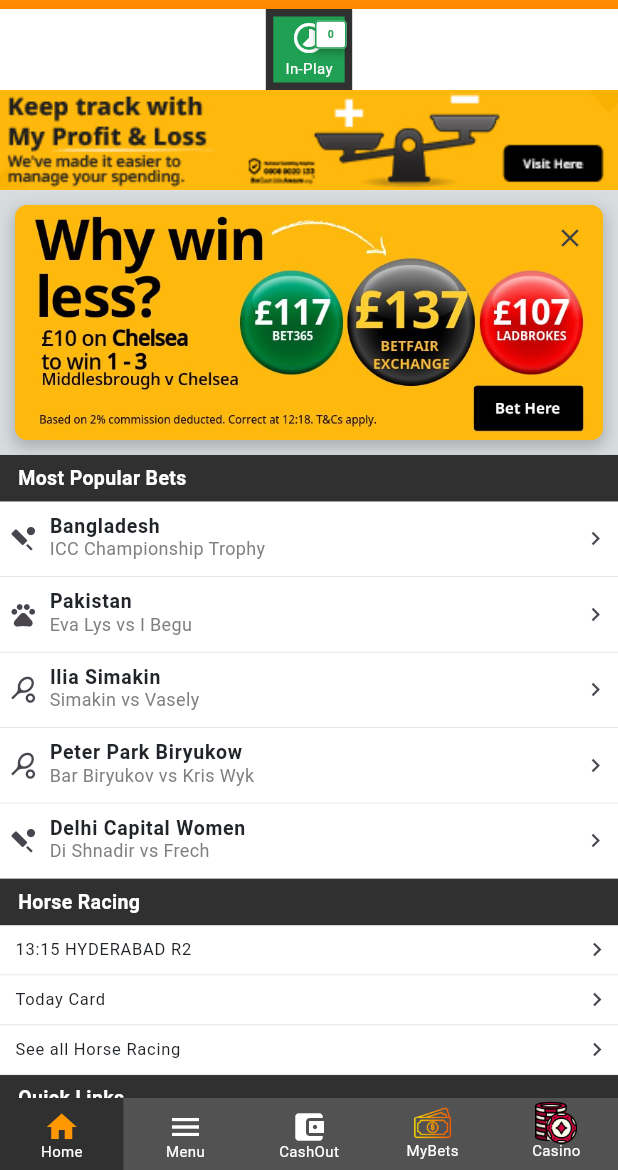
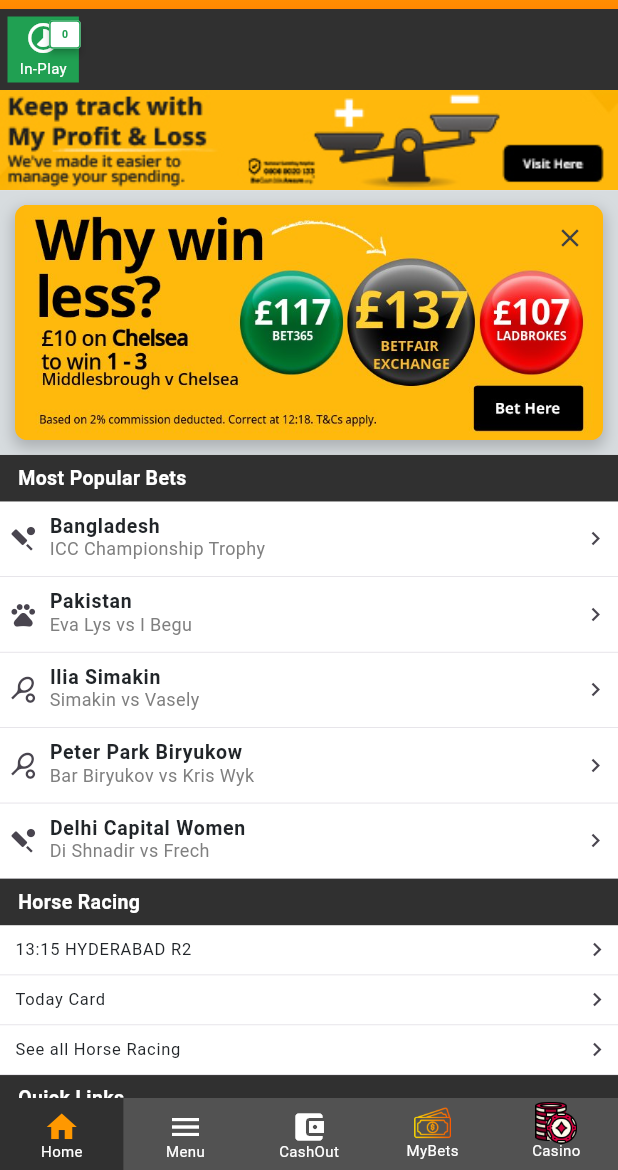
Before and after one commit to iamkashansheikh/stake_fair_app, a Flutter app: the screen it shows after launch, on a phone screen of 412 x 824 dp, the part 66-1236 px from its top. Run offline on Flutter 3.47's test engine with Material 3 defaults, Android fonts, the phone set to English and light mode, and no system bars; drawn by our look-alikes of auto_size_text, badges; our stand-ins replace firebase_core, firebase_database, flutter_screenutil, get, intl_phone_field, open_file and 3 more; missing offline and left inert: flutter_downloader; accounts and stored records are empty; network calls fail.

Commit message:
change category

```diff
--- a/lib/view/screens/home_screen.dart
+++ b/lib/view/screens/home_screen.dart
@@ -338,20 +338,22 @@ class _HomeScreenState extends State<HomeScreen> {
     );
   }
 
- Widget _buildCategoryBar(double textScale) {
+  Widget _buildCategoryBar(double textScale) {
   return Obx(() => Container(
+        width: MediaQuery.of(Get.context!).size.width, // Full width
         padding: const EdgeInsets.symmetric(horizontal: 5, vertical: 5),
         color: const Color(0xff303030),
         child: SingleChildScrollView(
           scrollDirection: Axis.horizontal,
           child: Wrap(
             spacing: 5,
+            alignment: WrapAlignment.start, // Start alignment
             children: [
-              _buildInPlayContainer(inplayController.liveMatchesCount.value, textScale),
+              _buildInPlayContainer(
+                  inplayController.liveMatchesCount.value, textScale),
               ...eventsTypeController.categories.map((item) {
                 return GestureDetector(
                   onTap: () {
-                   // When category is tapped, navigate to CommonScreen
                     Get.to(() => CommonScreen(
                           categoryId: item['id'],
                           eventName: item['label'],
@@ -359,19 +361,24 @@ class _HomeScreenState extends State<HomeScreen> {
                         ));
                   },
                   child: Container(
-                    padding: const EdgeInsets.symmetric(horizontal: 8, vertical: 4),
+                    padding: const EdgeInsets.symmetric(
+                        horizontal: 8, vertical: 4),
                     decoration: BoxDecoration(
                       color: const Color(0xff525252),
                     ),
                     child: Column(
                       mainAxisSize: MainAxisSize.min,
                       children: [
-                        Center(child: Icon(item['icon'], color: Colors.white, size: 19 * textScale)),
+                        Center(
+                            child: Icon(item['icon'],
+                                color: Colors.white, size: 19 * textScale)),
                         const SizedBox(height: 1),
                         Center(
                           child: Text(
                             item['label'],
-                            style: TextStyle(color: Colors.white, fontSize: 10 * textScale),
+                            style: TextStyle(
+                                color: Colors.white,
+                                fontSize: 10 * textScale),
                             maxLines: 1,
                           ),
                         ),
```
